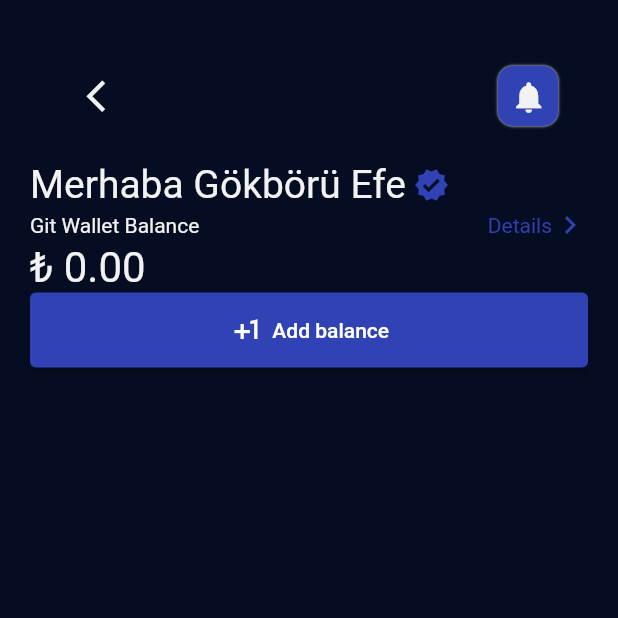
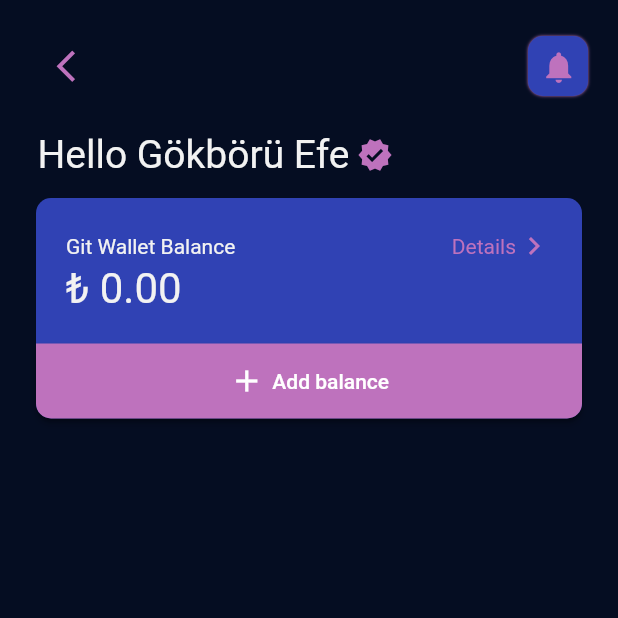
Before and after one commit to efetigrel/git_mobility, a Flutter app: the screen it shows after launch, after a tap on the "menu" icon, on a phone screen of 412 x 824 dp, the top half of it. Run offline on Flutter 3.47's test engine with Material 2 defaults, Android fonts, the phone set to English and light mode, and no system bars.

Commit message:
the_menu_has_been_edited

```diff
--- a/lib/colors.dart
+++ b/lib/colors.dart
@@ -1,5 +1,9 @@
 import 'package:flutter/material.dart';
 
 final Color primaryColor = Color(0xFF3042b4);
-final Color secondaryColor = Color(0xFFf2f2f2);
+final Color secondaryColor = Color(0xFFbe72bd);
+final Color thirdColor = Color(0xFFb7f4fe);
+final Color fourthColor = Color(0xFF5d2c64);
+final Color fifthColor = Color(0xFF412254);
+final Color whiteColor = Color(0xFFf2f2f2);
 final Color backgroundColor = Color(0xFF050d22);
--- a/lib/constants.dart
+++ b/lib/constants.dart
@@ -43,3 +43,34 @@ Widget customIconButtonBack(IconData icon, {required Function() onPressed}) {
     ),
   );
 }
+
+Widget customIconTextButton() {
+  return Padding(
+    padding: const EdgeInsets.all(20),
+    child: Container(
+      height: 40,
+      width: 200,
+      child: ElevatedButton(
+        style: ElevatedButton.styleFrom(
+          backgroundColor: primaryColor,
+          shape: RoundedRectangleBorder(
+            borderRadius: BorderRadius.circular(50),
+          ),
+          shadowColor: secondaryColor,
+        ),
+        onPressed: () {},
+        child: Row(
+          mainAxisAlignment: MainAxisAlignment.center,
+          children: [
+            Icon(Icons.qr_code_scanner, color: secondaryColor),
+            SizedBox(width: 10),
+            Text(
+              'Start Driving',
+              style: TextStyle(color: secondaryColor, fontSize: 18),
+            ),
+          ],
+        ),
+      ),
+    ),
+  );
+}
--- a/lib/home_page.dart
+++ b/lib/home_page.dart
@@ -1,7 +1,6 @@
 import 'package:flutter/material.dart';
-import 'package:gez/constants.dart';
-import 'package:gez/menu.dart';
-import 'colors.dart';
+import 'package:git/constants.dart';
+import 'package:git/menu.dart';
 
 class HomePage extends StatelessWidget {
   @override
@@ -46,34 +45,7 @@ class HomePage extends StatelessWidget {
                     Icons.info_outline,
                     onPressed: () {},
                   ),
-                  Padding(
-                    padding: const EdgeInsets.all(20),
-                    child: Container(
-                      height: 40,
-                      width: 200,
-                      child: ElevatedButton(
-                        style: ElevatedButton.styleFrom(
-                          backgroundColor: primaryColor,
-                          shape: RoundedRectangleBorder(
-                            borderRadius: BorderRadius.circular(50),
-                          ),
-                          shadowColor: secondaryColor,
-                        ),
-                        onPressed: () {},
-                        child: const Row(
-                          mainAxisAlignment: MainAxisAlignment.center,
-                          children: [
-                            Icon(Icons.qr_code_scanner),
-                            SizedBox(width: 10),
-                            Text(
-                              'Start Driving',
-                              style: TextStyle(fontSize: 18),
-                            ),
-                          ],
-                        ),
-                      ),
-                    ),
-                  ),
+                  customIconTextButton(),
                   customIconButton(
                     Icons.location_on,
                     onPressed: () {},
--- a/lib/main.dart
+++ b/lib/main.dart
@@ -1,5 +1,5 @@
 import 'package:flutter/material.dart';
-import 'package:gez/home_page.dart';
+import 'package:git/home_page.dart';
 
 void main() {
   runApp(MyApp());
--- a/lib/menu.dart
+++ b/lib/menu.dart
@@ -1,5 +1,5 @@
 import 'package:flutter/material.dart';
-import 'package:gez/constants.dart';
+import 'package:git/constants.dart';
 import 'colors.dart';
 
 class MenuPage extends StatelessWidget {
@@ -9,16 +9,11 @@ class MenuPage extends StatelessWidget {
       body: SafeArea(
         child: Container(
           color: backgroundColor,
-          child: Padding(
-            padding: const EdgeInsets.all(20),
           child: Column(
             children: [
               buildIconsTop(context),
-                buildUserGreeting(),
-                buildBalanceSection(),
-                buildAddBalanceButton(),
+              buildCardBalance(),
             ],
-            ),
           ),
         ),
       ),
@@ -43,27 +38,40 @@ class MenuPage extends StatelessWidget {
     );
   }
 
-  Widget buildUserGreeting() {
-    return Row(
+  Widget buildCardBalance() {
+    return Padding(
+      padding: const EdgeInsets.only(left: 20, right: 20),
+      child: Column(
+        children: [
+          Padding(
+            padding: const EdgeInsets.only(left: 5, bottom: 10),
+            child: Row(
               children: [
                 Text(
-          'Merhaba Gökbörü Efe',
+                  'Hello Gökbörü Efe',
                   style: TextStyle(
-            color: secondaryColor,
+                    color: whiteColor,
                     fontSize: 26,
                   ),
                 ),
                 SizedBox(width: 5),
                 Icon(
                   Icons.verified,
-          color: primaryColor,
+                  color: secondaryColor,
                 ),
               ],
-    );
-  }
-
-  Widget buildBalanceSection() {
-    return Column(
+            ),
+          ),
+          Card(
+            shape: const RoundedRectangleBorder(
+              borderRadius: BorderRadius.all(Radius.circular(10)),
+            ),
+            color: primaryColor,
+            child: Column(
+              children: [
+                Padding(
+                  padding: const EdgeInsets.all(20),
+                  child: Column(
                     children: [
                       Row(
                         mainAxisAlignment: MainAxisAlignment.spaceBetween,
@@ -71,7 +79,7 @@ class MenuPage extends StatelessWidget {
                           Text(
                             'Git Wallet Balance',
                             style: TextStyle(
-                color: secondaryColor,
+                              color: whiteColor,
                             ),
                           ),
                           Row(
@@ -79,12 +87,12 @@ class MenuPage extends StatelessWidget {
                               Text(
                                 'Details',
                                 style: TextStyle(
-                    color: primaryColor,
+                                  color: secondaryColor,
                                 ),
                               ),
                               Icon(
                                 Icons.keyboard_arrow_right_outlined,
-                  color: primaryColor,
+                                color: secondaryColor,
                               ),
                             ],
                           ),
@@ -94,32 +102,46 @@ class MenuPage extends StatelessWidget {
                         children: [
                           Text(
                             '₺ 0.00',
-              style: TextStyle(fontSize: 28, color: secondaryColor),
+                            style: TextStyle(fontSize: 28, color: whiteColor),
                           ),
                         ],
                       ),
                     ],
-    );
-  }
-
-  Widget buildAddBalanceButton() {
-    return Container(
+                  ),
+                ),
+                Container(
                   height: 50,
                   child: ElevatedButton(
                     onPressed: () {},
                     style: ElevatedButton.styleFrom(
-          backgroundColor: primaryColor,
+                      backgroundColor: secondaryColor,
+                      shape: const RoundedRectangleBorder(
+                        borderRadius: BorderRadius.only(
+                          topLeft: Radius.circular(0),
+                          topRight: Radius.circular(0),
+                          bottomLeft: Radius.circular(10),
+                          bottomRight: Radius.circular(10),
                         ),
-        child: Row(
+                      ),
+                    ),
+                    child: const Row(
                       mainAxisAlignment: MainAxisAlignment.center,
                       children: [
-            Icon(Icons.plus_one),
+                        Icon(Icons.add),
                         SizedBox(
                           width: 5,
                         ),
-            Text('Add balance'),
+                        Text(
+                          'Add balance',
+                        ),
                       ],
                     ),
+                  ),
+                ),
+              ],
+            ),
+          ),
+        ],
       ),
     );
   }
--- a/pubspec.yaml
+++ b/pubspec.yaml
@@ -1,4 +1,4 @@
-name: gez
+name: git
 description: A new Flutter project.
 # The following line prevents the package from being accidentally published to
 # pub.dev using `flutter pub publish`. This is preferred for private packages.
@@ -35,7 +35,6 @@ dependencies:
   # The following adds the Cupertino Icons font to your application.
   # Use with the CupertinoIcons class for iOS style icons.
   cupertino_icons: ^1.0.2
-  hexcolor: ^3.0.1
 
 dev_dependencies:
   flutter_test:
```
Also changed, not shown: 9 other files. Lines whose indentation alone changed are shown as unchanged.
